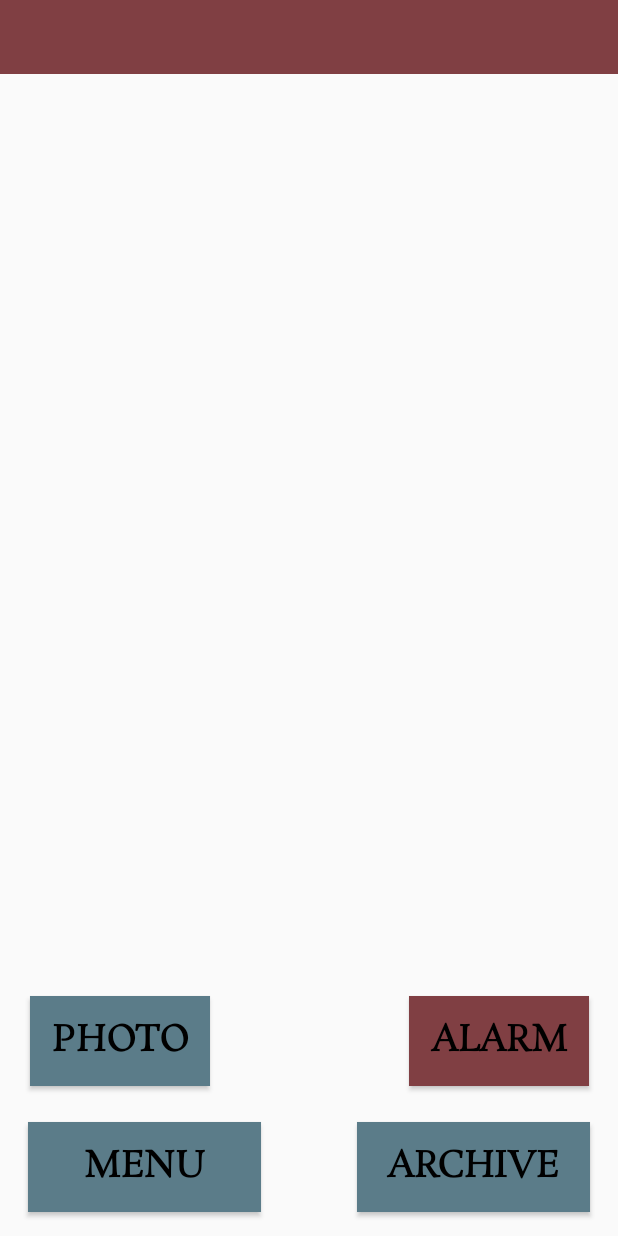
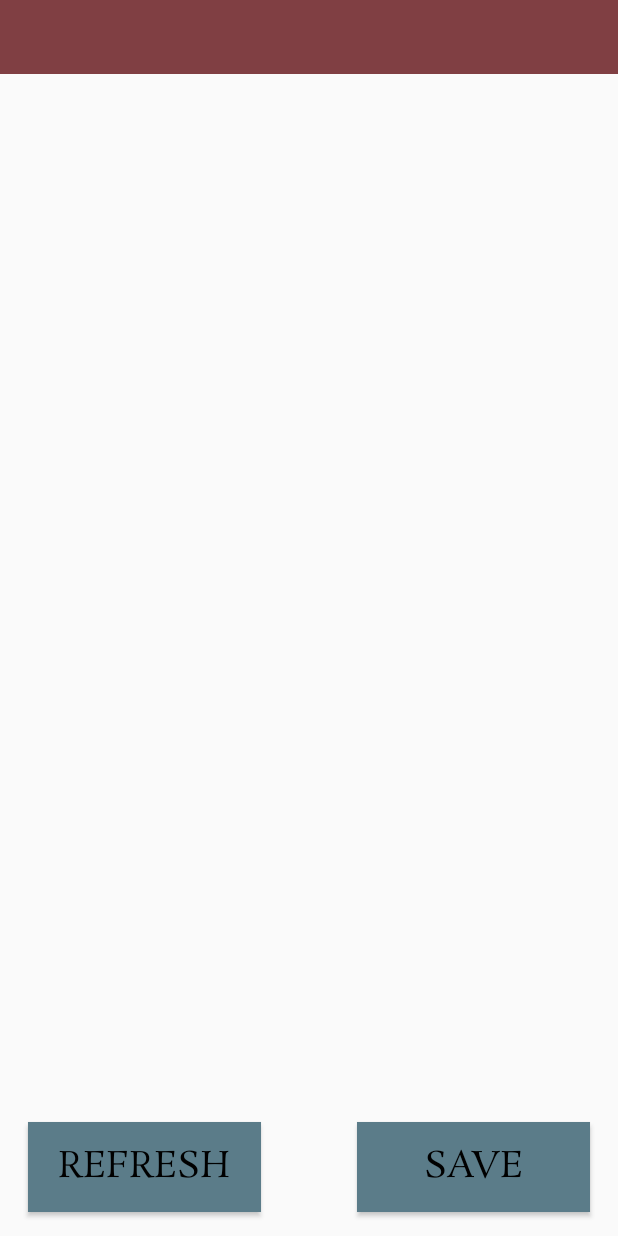
Before and after one commit to kinopek/ClaudiusMobilis, an Android app: the CameraActivity screen opened directly, with no data from a screen before it, on a phone screen of 412 x 824 dp. Run offline under Robolectric (Android 15) with nearby library versions, the phone set to English and light mode, and no system bars.

Commit message:
Poprawiona camera

```diff
--- a/app/src/main/java/com/example/dzinkson/claudiusmobilis/CameraActivity.java
+++ b/app/src/main/java/com/example/dzinkson/claudiusmobilis/CameraActivity.java
@@ -4,7 +4,6 @@ import android.app.Activity;
 //import android.support.v7.app.AppCompatActivity;
 import android.content.Intent;
 import android.os.Bundle;
-import android.support.annotation.MainThread;
 import android.view.View;
 import android.view.Window;
 import android.widget.Button;
@@ -27,14 +26,7 @@ public class CameraActivity extends Activity {
             }
         });
 
-        Button mainCameraBtn = findViewById(R.id.mainCameraBtn);
-        mainCameraBtn.setOnClickListener(new View.OnClickListener() {
-            @Override
-            public void onClick(View v) {
-                Intent startIntent = new Intent(getApplicationContext(), IdleMainActivity.class);
-                startActivity(startIntent);
-            }
-        });
+
 
         ImageButton settingsCameraBtn = findViewById(R.id.settingsCameraBtn);
         settingsCameraBtn.setOnClickListener(new View.OnClickListener() {
--- a/app/src/main/res/layout/activity_camera.xml
+++ b/app/src/main/res/layout/activity_camera.xml
@@ -8,7 +8,7 @@
     tools:layout_editor_absoluteY="81dp">
 
     <Button
-        android:id="@+id/mainCameraBtn"
+        android:id="@+id/refreshCameraBtn"
         style="@style/AppTheme"
         android:layout_width="155dp"
         android:layout_height="60dp"
@@ -17,16 +17,15 @@
         android:layout_marginStart="64dp"
         android:background="@color/colorPrimary"
         android:fontFamily="@font/rosarivo"
-        android:text="MENU"
+        android:text="REFRESH"
         android:textColor="@android:color/background_dark"
         android:textSize="24sp"
-        android:textStyle="bold"
         app:layout_constraintBottom_toBottomOf="parent"
-        app:layout_constraintEnd_toStartOf="@+id/archiveCameraBtn"
+        app:layout_constraintEnd_toStartOf="@+id/saveCameraBtn"
         app:layout_constraintStart_toStartOf="parent" />
 
     <Button
-        android:id="@+id/archiveCameraBtn"
+        android:id="@+id/saveCameraBtn"
         style="@style/AppTheme"
         android:layout_width="155dp"
         android:layout_height="60dp"
@@ -35,49 +34,12 @@
         android:layout_marginStart="32dp"
         android:background="@color/colorPrimary"
         android:fontFamily="@font/rosarivo"
-        android:text="ARCHIVE"
+        android:text="SAVE"
         android:textColor="@android:color/background_dark"
         android:textSize="24sp"
-        android:textStyle="bold"
         app:layout_constraintBottom_toBottomOf="parent"
         app:layout_constraintEnd_toEndOf="parent"
-        app:layout_constraintStart_toEndOf="@+id/mainCameraBtn" />
-
-    <Button
-        android:id="@+id/photoCameraBtn"
-        style="@style/AppTheme"
-        android:layout_width="120dp"
-        android:layout_height="60dp"
-        android:layout_marginBottom="24dp"
-        android:layout_marginEnd="272dp"
-        android:layout_marginStart="19dp"
-        android:background="@color/colorPrimary"
-        android:fontFamily="@font/rosarivo"
-        android:text="PHOTO"
-        android:textColor="@android:color/background_dark"
-        android:textSize="24sp"
-        android:textStyle="bold"
-        app:layout_constraintBottom_toTopOf="@+id/archiveCameraBtn"
-        app:layout_constraintEnd_toEndOf="parent"
-        app:layout_constraintStart_toStartOf="parent" />
-
-    <Button
-        android:id="@+id/alarmCameraBtn"
-        style="@style/AppTheme"
-        android:layout_width="120dp"
-        android:layout_height="60dp"
-        android:layout_marginBottom="24dp"
-        android:layout_marginEnd="19dp"
-        android:layout_marginStart="272dp"
-        android:background="@color/colorPrimaryDark"
-        android:fontFamily="@font/rosarivo"
-        android:text="ALARM"
-        android:textColor="@android:color/background_dark"
-        android:textSize="24sp"
-        android:textStyle="bold"
-        app:layout_constraintBottom_toTopOf="@+id/mainCameraBtn"
-        app:layout_constraintEnd_toEndOf="parent"
-        app:layout_constraintStart_toStartOf="parent" />
+        app:layout_constraintStart_toEndOf="@+id/refreshCameraBtn" />
 
     <View
         android:id="@+id/divider3"
@@ -91,24 +53,25 @@
 
     <ImageButton
         android:id="@+id/settingsCameraBtn"
-        android:layout_width="80dp"
-        android:layout_height="53dp"
-        android:layout_marginBottom="415dp"
+        android:layout_width="65dp"
+        android:layout_height="31dp"
+        android:layout_marginBottom="500dp"
         android:layout_marginEnd="8dp"
         android:background="@color/colorPrimaryDark"
         android:src="@android:drawable/ic_menu_preferences"
-        app:layout_constraintBottom_toTopOf="@+id/photoCameraBtn"
+        app:layout_constraintBottom_toTopOf="@+id/saveCameraBtn"
         app:layout_constraintEnd_toEndOf="parent"
-        app:layout_constraintHorizontal_bias="0.935"
+        app:layout_constraintHorizontal_bias="1.0"
         app:layout_constraintStart_toEndOf="@+id/divider3"
-        app:layout_constraintTop_toTopOf="parent" />
+        app:layout_constraintTop_toBottomOf="@+id/divider3"
+        app:layout_constraintVertical_bias="1.0" />
 
     <Button
         android:id="@+id/logoutCameraBtn"
         style="@style/Widget.AppCompat.Button.Colored"
-        android:layout_width="104dp"
+        android:layout_width="98dp"
         android:layout_height="35dp"
-        android:layout_marginBottom="460dp"
+        android:layout_marginBottom="500dp"
         android:layout_marginEnd="7dp"
         android:layout_marginStart="8dp"
         android:background="@color/colorPrimary"
@@ -116,11 +79,11 @@
         android:text="Log out"
         android:textColor="@android:color/background_dark"
         android:textSize="18sp"
-        android:textStyle="bold"
-        app:layout_constraintBottom_toTopOf="@+id/alarmCameraBtn"
+        app:layout_constraintBottom_toTopOf="@+id/refreshCameraBtn"
         app:layout_constraintEnd_toStartOf="@+id/divider3"
         app:layout_constraintHorizontal_bias="0.0"
         app:layout_constraintStart_toStartOf="parent"
-        app:layout_constraintTop_toBottomOf="@+id/divider3" />
+        app:layout_constraintTop_toBottomOf="@+id/divider3"
+        app:layout_constraintVertical_bias="1.0" />
 
 </android.support.constraint.ConstraintLayout>
```
Also changed, not shown: app/src/main/res/layout/activity_idle_main.xml (+18 -14 lines).
